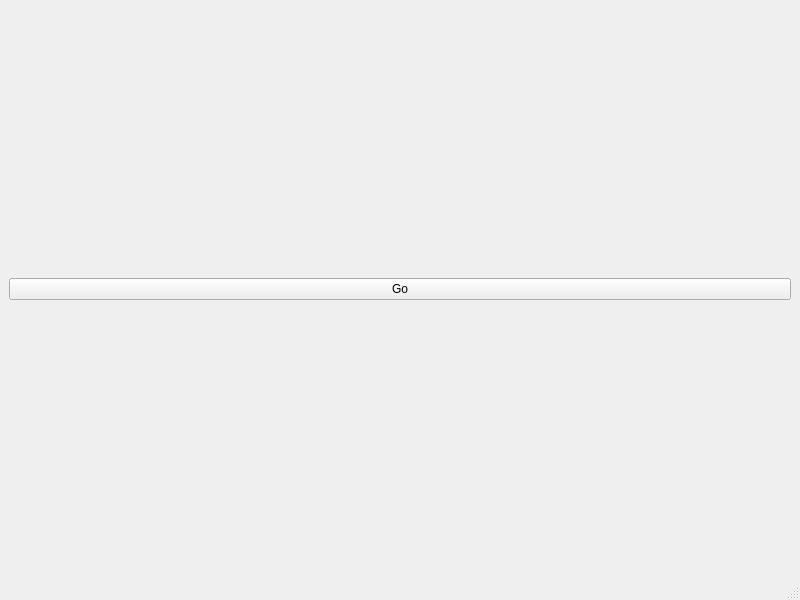
This is mainwindow.ui in dimaweber/trainer as Qt 5 draws it before an edit. The edited form follows.
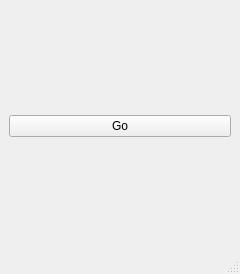
This is the edited form.

Commit message: fix startup size for mainwindow

Patch:
```diff
--- a/mainwindow.ui
+++ b/mainwindow.ui
@@ -6,8 +6,8 @@
    <rect>
     <x>0</x>
     <y>0</y>
-    <width>800</width>
-    <height>600</height>
+    <width>240</width>
+    <height>274</height>
    </rect>
   </property>
   <property name="sizePolicy">
@@ -32,6 +32,12 @@
     </item>
     <item>
      <widget class="QPushButton" name="startButton">
+      <property name="minimumSize">
+       <size>
+        <width>0</width>
+        <height>0</height>
+       </size>
+      </property>
       <property name="text">
        <string>Go</string>
       </property>
```
Left out of the diff: 2 changed lines with no effect on the pictures.
